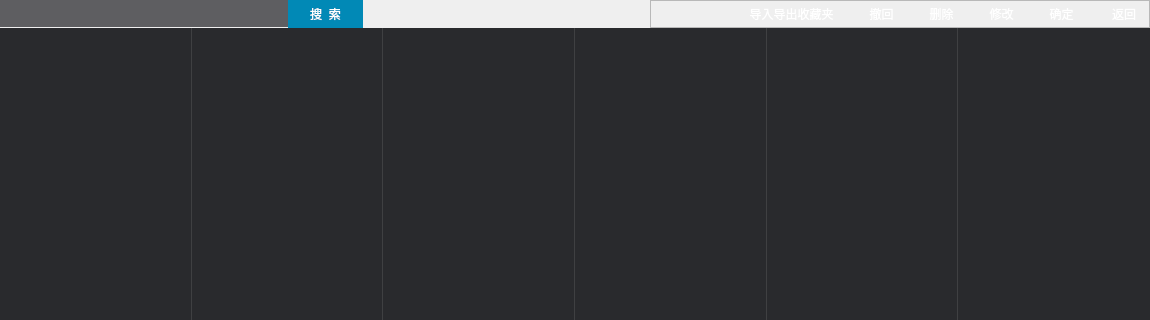
First picture: the form in VideoPlayer/browser/CollectRecords.ui, repository huizhang556/pc-video-player, before the edit; both pictures show x 0 to 1150 and y 0 to 320 of the 1150 by 490 pixel window.
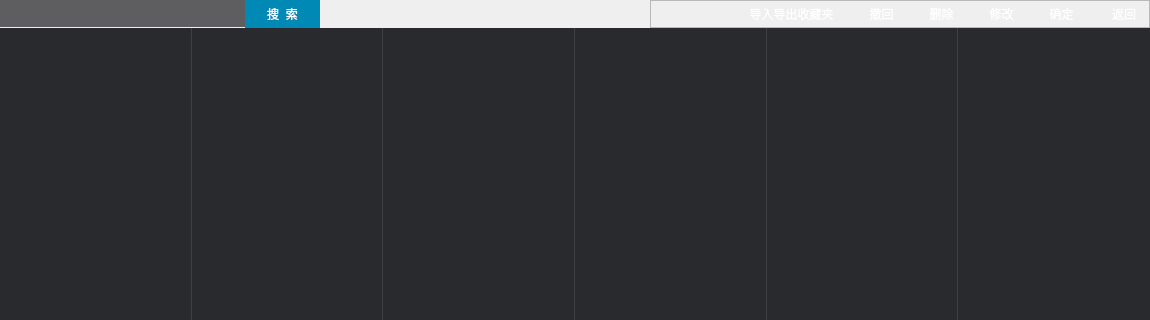
Second picture: the form after the edit.

```diff
--- a/VideoPlayer/browser/CollectRecords.ui
+++ b/VideoPlayer/browser/CollectRecords.ui
@@ -46,13 +46,13 @@
         <widget class="QLineEdit" name="lineEdit_search">
          <property name="minimumSize">
           <size>
-           <width>200</width>
+           <width>220</width>
            <height>27</height>
           </size>
          </property>
          <property name="maximumSize">
           <size>
-           <width>300</width>
+           <width>245</width>
            <height>27</height>
           </size>
          </property>
@@ -134,9 +134,12 @@
          <property name="orientation">
           <enum>Qt::Horizontal</enum>
          </property>
+         <property name="sizeType">
+          <enum>QSizePolicy::MinimumExpanding</enum>
+         </property>
          <property name="sizeHint" stdset="0">
           <size>
-           <width>40</width>
+           <width>300</width>
            <height>20</height>
           </size>
          </property>
```
